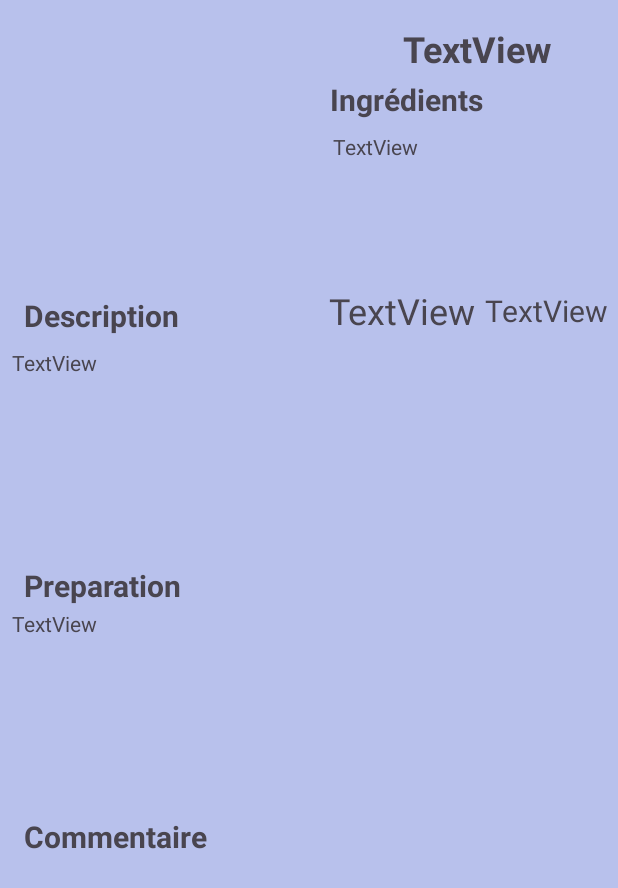
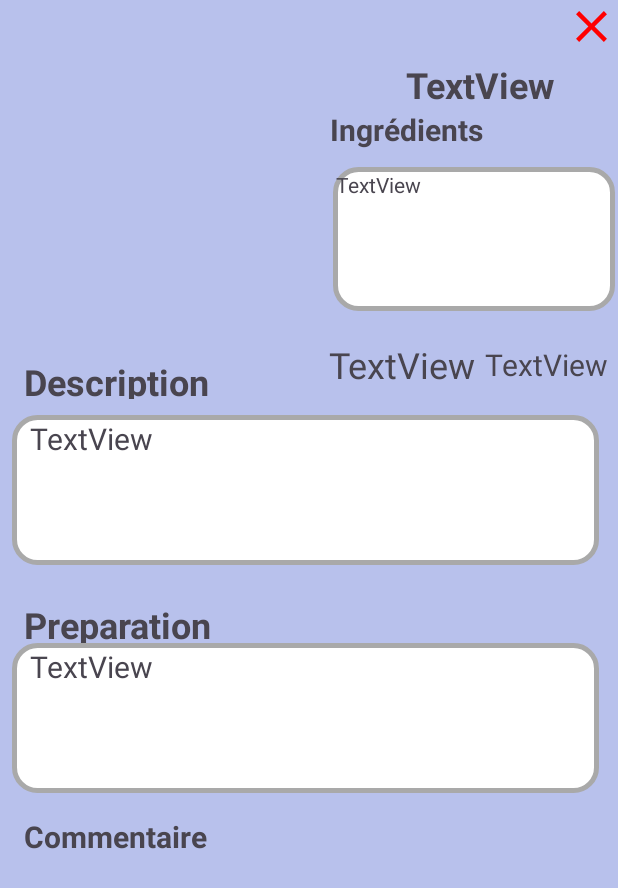
Before and after one commit to Cocktail-Wizard/CocktailWizardAppMobile, an Android app: the fragment PublicationFragment placed in its activity, on a phone screen of 412 x 824 dp. Shown: the top 888 px of the screen. Run offline under Robolectric (Android 15) with nearby library versions, the light colour scheme and no system bars; our stand-ins replace Picasso; pictures from the network do not load; Roboto replaces fonts that are not available here.

Commit message:
Fix fiche_cocktail 2/3
- Ajout icone X pour fermer le dialog
- Ajustement UI (background pour les boites, taille text)

```diff
--- a/app/src/main/java/com/example/cocktailwizardapp/classes/PublicationFragment.java
+++ b/app/src/main/java/com/example/cocktailwizardapp/classes/PublicationFragment.java
@@ -50,6 +50,7 @@ public class PublicationFragment extends DialogFragment {
     public View onCreateView(@NonNull LayoutInflater inflater, @Nullable ViewGroup container, @Nullable Bundle savedInstanceState) {
         View view = inflater.inflate(R.layout.fiche_cocktail, container, false);
         ImageView imgCocktail = view.findViewById(R.id.imgCocktailFiche_id);
+        ImageView X = view.findViewById(R.id.imageViewX_id);
         TextView nomCocktail = view.findViewById(R.id.nomCocktailFiche_id);
         TextView ingredients = view.findViewById(R.id.ingredientFiche_id);
         TextView ingredientsScroll = view.findViewById(R.id.listeIngredientsFiche_id);
@@ -63,6 +64,13 @@ public class PublicationFragment extends DialogFragment {
 
         System.out.println("Dedans onCreateView");
 
+
+        X.setOnClickListener(new View.OnClickListener() {
+            @Override
+            public void onClick(View v) {
+                dismiss();
+            }
+        });
 
         if (getArguments() != null) {
             publication = getArguments().getParcelable("Publication");
--- /dev/null
+++ b/app/src/main/res/drawable/ic_close_red.xml
@@ -0,0 +1,5 @@
+<vector xmlns:android="http://schemas.android.com/apk/res/android" android:height="24dp" android:tint="#FF0000" android:viewportHeight="24" android:viewportWidth="24" android:width="24dp">
+
+    <path android:fillColor="@android:color/white" android:pathData="M19,6.41L17.59,5 12,10.59 6.41,5 5,6.41 10.59,12 5,17.59 6.41,19 12,13.41 17.59,19 19,17.59 13.41,12z"/>
+
+</vector>
--- a/app/src/main/res/layout/fiche_cocktail.xml
+++ b/app/src/main/res/layout/fiche_cocktail.xml
@@ -22,13 +22,13 @@
         android:id="@+id/nomCocktailFiche_id"
         android:layout_width="wrap_content"
         android:layout_height="wrap_content"
-        android:layout_marginTop="16dp"
+        android:layout_marginTop="40dp"
         android:text="TextView"
         android:textAlignment="center"
         android:textSize="24sp"
         android:textStyle="bold"
         app:layout_constraintEnd_toEndOf="parent"
-        app:layout_constraintHorizontal_bias="0.527"
+        app:layout_constraintHorizontal_bias="0.545"
         app:layout_constraintStart_toStartOf="@+id/guideline10"
         app:layout_constraintTop_toTopOf="parent" />
 
@@ -49,6 +49,7 @@
         android:id="@+id/ingredientsFicheSV_id"
         android:layout_width="188dp"
         android:layout_height="96dp"
+        android:background="@drawable/rectangle_arrondi_blanc"
         app:layout_constraintBottom_toTopOf="@+id/guideline9"
         app:layout_constraintEnd_toEndOf="parent"
         app:layout_constraintStart_toStartOf="@+id/guideline10"
@@ -89,7 +90,7 @@
         android:layout_height="28dp"
         android:text="Description"
         android:textAlignment="viewStart"
-        android:textSize="20sp"
+        android:textSize="24sp"
         android:textStyle="bold"
         app:layout_constraintBottom_toTopOf="@+id/guideline7"
         app:layout_constraintEnd_toStartOf="@+id/guideline10"
@@ -101,8 +102,9 @@
     <ScrollView
         android:id="@+id/descFicheSV_id"
         android:layout_width="391dp"
-        android:layout_height="118dp"
+        android:layout_height="100dp"
         android:layout_marginTop="4dp"
+        android:background="@drawable/rectangle_arrondi_blanc"
         app:layout_constraintEnd_toEndOf="parent"
         app:layout_constraintHorizontal_bias="0.372"
         app:layout_constraintStart_toStartOf="parent"
@@ -112,7 +114,9 @@
             android:id="@+id/descFiche_id"
             android:layout_width="match_parent"
             android:layout_height="wrap_content"
-            android:text="TextView" />
+            android:layout_marginLeft="10sp"
+            android:text="TextView"
+            android:textSize="20sp" />
     </ScrollView>
 
     <androidx.constraintlayout.widget.Guideline
@@ -120,14 +124,14 @@
         android:layout_width="wrap_content"
         android:layout_height="wrap_content"
         android:orientation="horizontal"
-        app:layout_constraintGuide_begin="86dp" />
+        app:layout_constraintGuide_begin="106dp" />
 
     <androidx.constraintlayout.widget.Guideline
         android:id="@+id/guideline7"
         android:layout_width="wrap_content"
         android:layout_height="wrap_content"
         android:orientation="horizontal"
-        app:layout_constraintGuide_begin="228dp" />
+        app:layout_constraintGuide_begin="273dp" />
 
     <androidx.constraintlayout.widget.Guideline
         android:id="@+id/guideline8"
@@ -141,7 +145,7 @@
         android:layout_width="wrap_content"
         android:layout_height="wrap_content"
         android:orientation="horizontal"
-        app:layout_constraintGuide_begin="186dp" />
+        app:layout_constraintGuide_begin="213dp" />
 
     <androidx.constraintlayout.widget.Guideline
         android:id="@+id/guideline10"
@@ -162,7 +166,7 @@
         android:layout_width="wrap_content"
         android:layout_height="wrap_content"
         android:orientation="horizontal"
-        app:layout_constraintGuide_begin="373dp" />
+        app:layout_constraintGuide_begin="396dp" />
 
     <TextView
         android:id="@+id/titrePrepFiche_id"
@@ -171,7 +175,7 @@
         android:layout_marginTop="4dp"
         android:text="Preparation"
         android:textAlignment="textStart"
-        android:textSize="20sp"
+        android:textSize="24sp"
         android:textStyle="bold"
         app:layout_constraintEnd_toStartOf="@+id/guideline10"
         app:layout_constraintHorizontal_bias="0.188"
@@ -181,7 +185,8 @@
     <ScrollView
         android:id="@+id/prepFicheSV_id"
         android:layout_width="391dp"
-        android:layout_height="118dp"
+        android:layout_height="100dp"
+        android:background="@drawable/rectangle_arrondi_blanc"
         app:layout_constraintBottom_toBottomOf="parent"
         app:layout_constraintEnd_toEndOf="parent"
         app:layout_constraintHorizontal_bias="0.372"
@@ -193,7 +198,9 @@
             android:id="@+id/prepFiche_id"
             android:layout_width="match_parent"
             android:layout_height="wrap_content"
-            android:text="TextView" />
+            android:layout_marginLeft="10sp"
+            android:text="TextView"
+            android:textSize="20sp" />
     </ScrollView>
 
     <androidx.constraintlayout.widget.Guideline
@@ -232,4 +239,12 @@
             android:layout_height="wrap_content" />
     </ScrollView>
 
+    <ImageView
+        android:id="@+id/imageViewX_id"
+        android:layout_width="35dp"
+        android:layout_height="35dp"
+        app:layout_constraintEnd_toEndOf="parent"
+        app:layout_constraintTop_toTopOf="parent"
+        app:srcCompat="@drawable/ic_close_red" />
+
 </androidx.constraintlayout.widget.ConstraintLayout>
```
